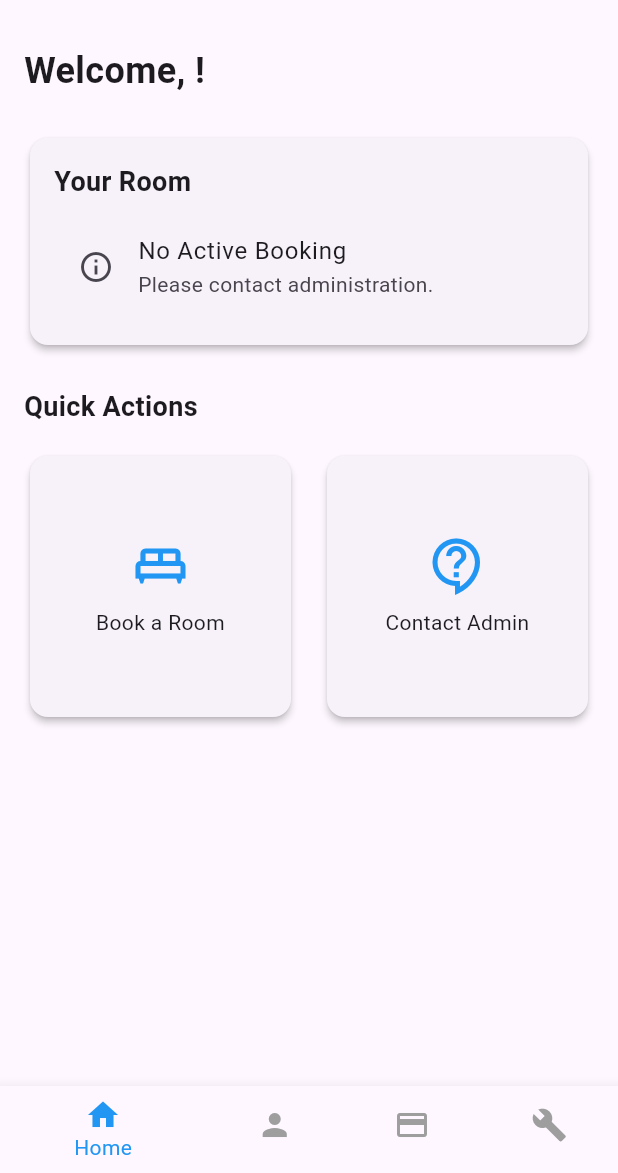
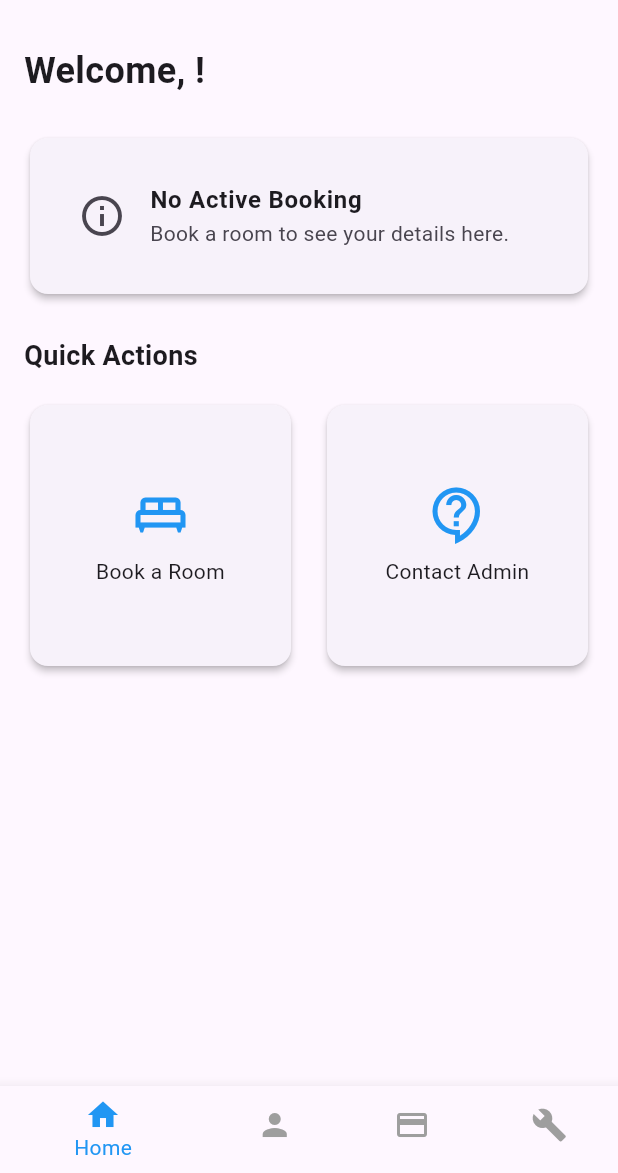
Before and after one commit to ATIBU707/hostel, a Flutter app: the ResidentDashboardScreen screen opened by its route, on a phone screen of 412 x 824 dp, the part 63-1236 px from its top. Run offline on Flutter 3.47's test engine with Material 3 defaults, Android fonts, the phone set to English and light mode, and no system bars; our stand-ins replace cached_network_image, file_picker, flutter_image_compress, google_fonts, image_picker, supabase_flutter; accounts and stored records are empty.

Commit message:
edit booking status

```diff
--- a/lib/screens/resident/widgets/home_tab.dart
+++ b/lib/screens/resident/widgets/home_tab.dart
@@ -1,5 +1,7 @@
 import 'package:flutter/material.dart';
 import 'package:provider/provider.dart';
+import 'package:cached_network_image/cached_network_image.dart';
+import 'package:google_fonts/google_fonts.dart';
 import '../../../providers/auth_provider.dart';
 
 class HomeTab extends StatelessWidget {
@@ -29,33 +31,7 @@ class HomeTab extends StatelessWidget {
             const SizedBox(height: 24),
 
             // Room Information Card
-            Card(
-              elevation: 2,
-              shape: RoundedRectangleBorder(borderRadius: BorderRadius.circular(12)),
-              child: Padding(
-                padding: const EdgeInsets.all(16.0),
-                child: Column(
-                  crossAxisAlignment: CrossAxisAlignment.start,
-                  children: [
-                    const Text('Your Room', style: TextStyle(fontSize: 18, fontWeight: FontWeight.bold)),
-                    const SizedBox(height: 8),
-                    if (authProvider.activeBooking != null)
-                      ListTile(
-                        leading: const Icon(Icons.king_bed_outlined),
-                        title: Text(
-                            'Room ${authProvider.activeBooking!['rooms']?['room_number'] ?? 'N/A'} - Bed ${authProvider.activeBooking!['beds']?['bed_number'] ?? 'N/A'}'),
-                        subtitle: Text(authProvider.activeBooking!['rooms']?['room_type'] ?? 'No room details'),
-                      )
-                    else
-                      const ListTile(
-                        leading: Icon(Icons.info_outline),
-                        title: Text('No Active Booking'),
-                        subtitle: Text('Please contact administration.'),
-                      ),
-                  ],
-                ),
-              ),
-            ),
+            _buildRoomInfoCard(context, authProvider),
             const SizedBox(height: 24),
 
             // Quick Actions
@@ -134,4 +110,139 @@ class HomeTab extends StatelessWidget {
       ),
     );
   }
+
+  Widget _buildRoomInfoCard(BuildContext context, AuthProvider authProvider) {
+    final approvedBooking = authProvider.activeBooking;
+    Map<String, dynamic>? pendingBooking;
+    try {
+      pendingBooking = authProvider.residentBookings.firstWhere((b) => b['status'] == 'pending');
+    } catch (e) {
+      pendingBooking = null;
+    }
+
+    final bookingToShow = approvedBooking ?? pendingBooking;
+
+    if (bookingToShow == null) {
+      return _buildNoBookingCard();
+    }
+
+    final room = bookingToShow['rooms'];
+    final bed = bookingToShow['beds'];
+    final status = bookingToShow['status'];
+
+    final imageUrl = room?['image_url'] as String?;
+    final roomNumber = room?['room_number']?.toString() ?? 'N/A';
+    final roomType = room?['room_type'] ?? 'Unknown';
+    final bedNumber = bed?['bed_number']?.toString() ?? 'N/A';
+
+    return Card(
+      elevation: 4,
+      shape: RoundedRectangleBorder(borderRadius: BorderRadius.circular(16)),
+      clipBehavior: Clip.antiAlias,
+      child: Column(
+        crossAxisAlignment: CrossAxisAlignment.start,
+        children: [
+          if (imageUrl != null)
+            Stack(
+              alignment: Alignment.bottomLeft,
+              children: [
+                CachedNetworkImage(
+                  imageUrl: imageUrl,
+                  height: 180,
+                  width: double.infinity,
+                  fit: BoxFit.cover,
+                  placeholder: (context, url) => Container(
+                    height: 180,
+                    color: Colors.grey.shade200,
+                    child: const Center(child: CircularProgressIndicator()),
+                  ),
+                  errorWidget: (context, url, error) => Container(
+                    height: 180,
+                    color: Colors.grey.shade200,
+                    child: Icon(Icons.broken_image, color: Colors.grey.shade400, size: 40),
+                  ),
+                ),
+                Container(
+                  width: double.infinity,
+                  padding: const EdgeInsets.symmetric(horizontal: 16, vertical: 8),
+                  decoration: BoxDecoration(
+                    gradient: LinearGradient(
+                      colors: [Colors.black.withOpacity(0.7), Colors.transparent],
+                      begin: Alignment.bottomCenter,
+                      end: Alignment.topCenter,
+                    ),
+                  ),
+                  child: Text(
+                    'Room $roomNumber - $roomType',
+                    style: GoogleFonts.poppins(
+                      color: Colors.white,
+                      fontSize: 22,
+                      fontWeight: FontWeight.bold,
+                    ),
+                  ),
+                ),
+              ],
+            ),
+          Padding(
+            padding: const EdgeInsets.all(16.0),
+            child: Row(
+              mainAxisAlignment: MainAxisAlignment.spaceBetween,
+              children: [
+                Column(
+                  crossAxisAlignment: CrossAxisAlignment.start,
+                  children: [
+                    Text('Your Assigned Space', style: GoogleFonts.poppins(color: Colors.grey.shade600, fontSize: 12)),
+                    const SizedBox(height: 4),
+                    Text('Bed $bedNumber', style: GoogleFonts.poppins(fontSize: 18, fontWeight: FontWeight.w600)),
+                  ],
+                ),
+                _buildStatusChip(status),
+              ],
+            ),
+          ),
+        ],
+      ),
+    );
+  }
+
+  Widget _buildNoBookingCard() {
+    return Card(
+      elevation: 2,
+      shape: RoundedRectangleBorder(borderRadius: BorderRadius.circular(12)),
+      child: const Padding(
+        padding: EdgeInsets.all(16.0),
+        child: ListTile(
+          leading: Icon(Icons.info_outline, size: 32),
+          title: Text('No Active Booking', style: TextStyle(fontWeight: FontWeight.bold)),
+          subtitle: Text('Book a room to see your details here.'),
+        ),
+      ),
+    );
+  }
+
+  Widget _buildStatusChip(String status) {
+    final isApproved = status == 'approved';
+    final isPending = status == 'pending';
+    final Color chipColor = isApproved ? Colors.green.shade100 : (isPending ? Colors.orange.shade100 : Colors.grey.shade200);
+    final Color textColor = isApproved ? Colors.green.shade800 : (isPending ? Colors.orange.shade800 : Colors.grey.shade800);
+    final IconData icon = isApproved ? Icons.check_circle_outline : (isPending ? Icons.hourglass_empty_rounded : Icons.help_outline);
+
+    return Container(
+      padding: const EdgeInsets.symmetric(horizontal: 12, vertical: 6),
+      decoration: BoxDecoration(
+        color: chipColor,
+        borderRadius: BorderRadius.circular(20),
+      ),
+      child: Row(
+        children: [
+          Icon(icon, color: textColor, size: 16),
+          const SizedBox(width: 6),
+          Text(
+            status.toUpperCase(),
+            style: GoogleFonts.poppins(fontWeight: FontWeight.bold, color: textColor, fontSize: 12),
+          ),
+        ],
+      ),
+    );
+  }
 }
```
